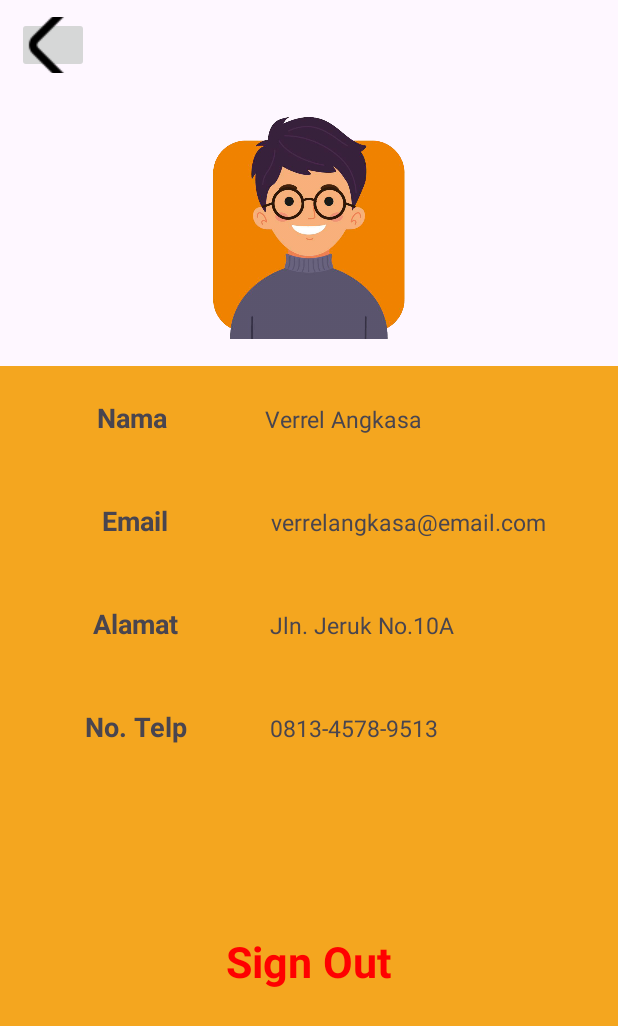
After one commit to VickyDarmana/NoPungLi, an Android app: the Profile screen opened directly, with no data from a screen before it, on a phone screen of 412 x 824 dp. The commit adds this screen. Shown: the top 1026 px of the screen. Run offline under Robolectric (Android 15) with nearby library versions, the phone set to English and light mode, and no system bars.

Commit message:
melakukan design tampilan
design profile page

```diff
--- a/app/src/main/AndroidManifest.xml
+++ b/app/src/main/AndroidManifest.xml
@@ -13,6 +13,9 @@
         android:theme="@style/Theme.NoPungLi"
         tools:targetApi="31">
         <activity
+            android:name=".Profile"
+            android:exported="false" />
+        <activity
             android:name=".MainActivity"
             android:exported="true">
             <intent-filter>
--- /dev/null
+++ b/app/src/main/java/edu/uph/nopungli/Profile.java
@@ -0,0 +1,14 @@
+package edu.uph.nopungli;
+
+import androidx.appcompat.app.AppCompatActivity;
+
+import android.os.Bundle;
+
+public class Profile extends AppCompatActivity {
+
+    @Override
+    protected void onCreate(Bundle savedInstanceState) {
+        super.onCreate(savedInstanceState);
+        setContentView(R.layout.activity_profile);
+    }
+}
--- a/app/src/main/res/layout/activity_main.xml
+++ b/app/src/main/res/layout/activity_main.xml
@@ -86,7 +86,7 @@
 
                 <TextView
                     android:id="@+id/textView3"
-                    android:layout_width="207dp"
+                    android:layout_width="217dp"
                     android:layout_height="wrap_content"
                     android:layout_weight="1"
                     android:text="Don't have account?"
--- /dev/null
+++ b/app/src/main/res/layout/activity_profile.xml
@@ -0,0 +1,183 @@
+<?xml version="1.0" encoding="utf-8"?>
+<androidx.constraintlayout.widget.ConstraintLayout xmlns:android="http://schemas.android.com/apk/res/android"
+    xmlns:app="http://schemas.android.com/apk/res-auto"
+    xmlns:tools="http://schemas.android.com/tools"
+    android:layout_width="match_parent"
+    android:layout_height="match_parent"
+    tools:context=".Profile">
+
+    <LinearLayout
+        android:layout_width="match_parent"
+        android:layout_height="match_parent"
+        android:orientation="vertical"
+        tools:layout_editor_absoluteX="1dp"
+        tools:layout_editor_absoluteY="1dp">
+
+        <LinearLayout
+            android:layout_width="match_parent"
+            android:layout_height="37dp"
+            android:layout_margin="5pt"
+            android:orientation="vertical">
+
+            <ImageButton
+                android:id="@+id/imageButton"
+                android:layout_width="48dp"
+                android:layout_height="wrap_content"
+                android:layout_weight="1"
+                app:srcCompat="@drawable/backbutton" />
+        </LinearLayout>
+
+        <LinearLayout
+            android:layout_width="match_parent"
+            android:layout_height="148dp"
+            android:orientation="vertical"
+            android:layout_marginTop="8pt"
+            android:layout_marginBottom="8pt">
+
+            <ImageView
+                android:id="@+id/imageView"
+                android:layout_width="match_parent"
+                android:layout_height="wrap_content"
+                app:srcCompat="@drawable/user" />
+        </LinearLayout>
+
+        <LinearLayout
+            android:layout_width="match_parent"
+            android:layout_height="377dp"
+            android:orientation="vertical"
+            android:background="@color/background">
+
+            <LinearLayout
+                android:layout_width="match_parent"
+                android:layout_height="wrap_content"
+                android:layout_marginTop="10pt"
+                android:layout_marginBottom="10pt"
+                android:orientation="horizontal"
+                app:layout_constraintEnd_toEndOf="parent"
+                app:layout_constraintStart_toStartOf="parent">
+
+                <TextView
+                    android:id="@+id/textView6"
+                    android:layout_width="wrap_content"
+                    android:layout_height="wrap_content"
+                    android:layout_weight="1"
+                    android:text="Nama"
+                    android:textAlignment="center"
+                    android:textSize="8pt"
+                    android:textStyle="bold" />
+
+                <TextView
+                    android:id="@+id/textView7"
+                    android:layout_width="wrap_content"
+                    android:layout_height="wrap_content"
+                    android:layout_weight="1"
+                    android:text="Verrel Angkasa"
+                    android:textSize="7pt" />
+            </LinearLayout>
+
+            <LinearLayout
+                android:layout_width="match_parent"
+                android:layout_height="wrap_content"
+                android:orientation="horizontal"
+                android:layout_marginTop="10pt"
+                android:layout_marginBottom="10pt"
+                app:layout_constraintEnd_toEndOf="parent"
+                app:layout_constraintStart_toStartOf="parent">
+
+                <TextView
+                    android:id="@+id/textView6"
+                    android:layout_width="133dp"
+                    android:layout_height="wrap_content"
+                    android:layout_weight="1"
+                    android:text="Email"
+                    android:textAlignment="center"
+                    android:textSize="8pt"
+                    android:textStyle="bold" />
+
+                <TextView
+                    android:id="@+id/textView7"
+                    android:layout_width="wrap_content"
+                    android:layout_height="wrap_content"
+                    android:layout_weight="1"
+                    android:text="verrelangkasa@email.com"
+                    android:textSize="7pt" />
+            </LinearLayout>
+
+            <LinearLayout
+                android:layout_width="match_parent"
+                android:layout_height="wrap_content"
+                android:orientation="horizontal"
+                android:layout_marginTop="10pt"
+                android:layout_marginBottom="10pt"
+                app:layout_constraintEnd_toEndOf="parent"
+                app:layout_constraintStart_toStartOf="parent">
+
+                <TextView
+                    android:id="@+id/textView6"
+                    android:layout_width="71dp"
+                    android:layout_height="wrap_content"
+                    android:layout_weight="1"
+                    android:text="Alamat"
+                    android:textAlignment="center"
+                    android:textSize="8pt"
+                    android:textStyle="bold" />
+
+                <TextView
+                    android:id="@+id/textView7"
+                    android:layout_width="wrap_content"
+                    android:layout_height="wrap_content"
+                    android:layout_weight="1"
+                    android:text="Jln. Jeruk No.10A"
+                    android:textSize="7pt" />
+            </LinearLayout>
+
+            <LinearLayout
+                android:layout_width="match_parent"
+                android:layout_height="wrap_content"
+                android:orientation="horizontal"
+                android:layout_marginTop="10pt"
+                android:layout_marginBottom="10pt"
+                app:layout_constraintEnd_toEndOf="parent"
+                app:layout_constraintStart_toStartOf="parent">
+
+                <TextView
+                    android:id="@+id/textView6"
+                    android:layout_width="60dp"
+                    android:layout_height="wrap_content"
+                    android:layout_weight="1"
+                    android:text="No. Telp"
+                    android:textAlignment="center"
+                    android:textSize="8pt"
+                    android:textStyle="bold" />
+
+                <TextView
+                    android:id="@+id/textView7"
+                    android:layout_width="wrap_content"
+                    android:layout_height="wrap_content"
+                    android:layout_weight="1"
+                    android:text="0813-4578-9513"
+                    android:textSize="7pt" />
+            </LinearLayout>
+
+        </LinearLayout>
+
+        <LinearLayout
+            android:layout_width="match_parent"
+            android:layout_height="match_parent"
+            android:orientation="vertical"
+            android:background="@color/background">
+
+            <TextView
+                android:id="@+id/textView5"
+                android:layout_width="match_parent"
+                android:layout_height="wrap_content"
+                android:textColor="@color/red"
+                android:textStyle="bold"
+                android:textSize="13pt"
+                android:textAlignment="center"
+                android:text="Sign Out"
+                app:layout_constraintEnd_toEndOf="parent"
+                app:layout_constraintStart_toStartOf="parent" />
+        </LinearLayout>
+    </LinearLayout>
+</androidx.constraintlayout.widget.ConstraintLayout>
--- a/app/src/main/res/values/colors.xml
+++ b/app/src/main/res/values/colors.xml
@@ -4,5 +4,6 @@
     <color name="white">#FFFFFFFF</color>
     <color name="grey">#EDEDED</color>
     <color name="green">#00DC5A</color>
-    <color name="background">#00EAFF</color>
+    <color name="background">#F4A61F</color>
+    <color name="red">#FF0000</color>
 </resources>
```
Also changed, not shown: app/src/main/res/drawable/backbutton.png (added), app/src/main/res/drawable/user.png (added).
